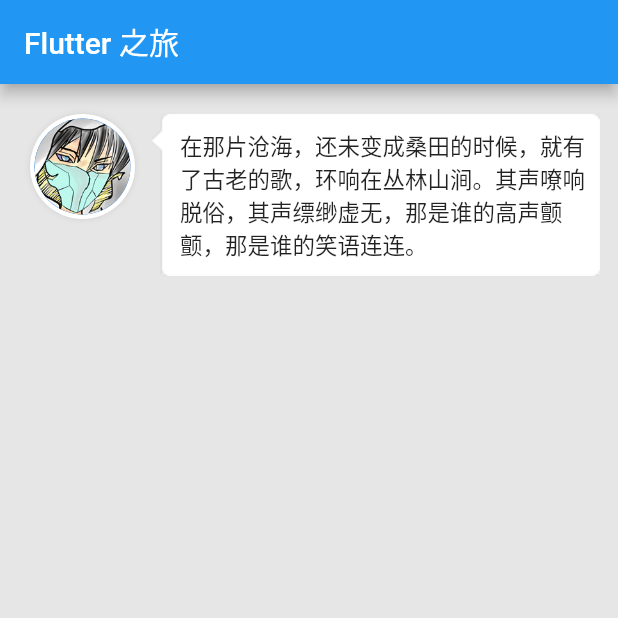
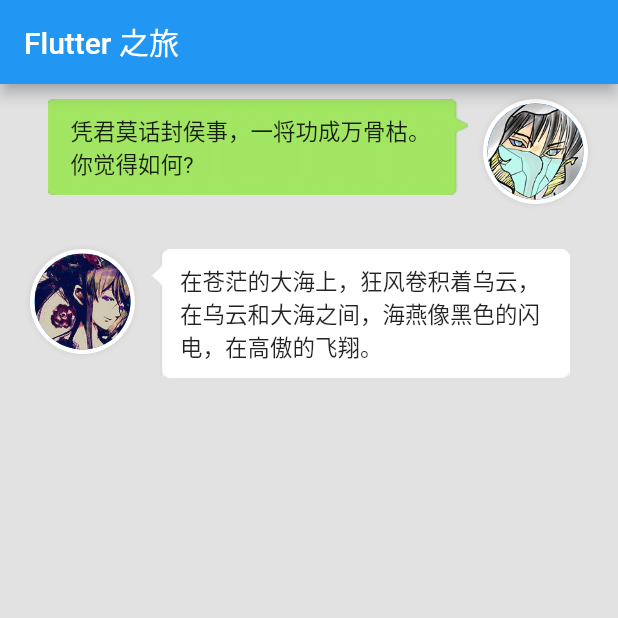
Before and after one commit to toly-flutter/flutter_widget_unit, a Flutter app: the screen it shows after launch, on a phone screen of 412 x 824 dp, the top half of it. Run offline on Flutter 3.47's test engine with Material 2 defaults, Android fonts, the phone set to English and light mode, and no system bars.

Commit message:
架构搭建

```diff
--- a/lib/angry/chart_widget.dart
+++ b/lib/angry/chart_widget.dart
@@ -1,5 +1,5 @@
 import 'package:flutter/material.dart';
-import 'package:flutter_widget_unit/toly_widget/circle_head.dart';
+import 'package:flutter_widget_unit/toly_widget/circle_image.dart';
 
 enum ChartType { right, left }
 
@@ -72,7 +72,7 @@ class ChartWidget extends StatelessWidget {
               left: 10,
               right: 10,
             ),
-            child: CircleHead(
+            child: CircleImage(
               image: chartItem.headIcon,
             ),
           )
@@ -89,7 +89,7 @@ class ChartWidget extends StatelessWidget {
         right: 10,
         left: 20,
       ),
-      child: CircleHead(
+      child: CircleImage(
         image: chartItem.headIcon,
       ),
     );
--- a/lib/main.dart
+++ b/lib/main.dart
@@ -12,6 +12,6 @@ void main() => runApp(MaterialApp(
         appBar: AppBar(
           title: Text("Flutter 之旅"),
         ),
-        body:  show
+        body:  Container(color: Colors.grey.withAlpha(66),child: show,)
     )
 ));
--- a/lib/toly_widget/chart_widget.dart
+++ b/lib/toly_widget/chart_widget.dart
@@ -1,20 +1,6 @@
 import 'package:flutter/material.dart';
 import 'package:flutter_widget_unit/toly_widget/circle_image.dart';
 
-enum ChartType { right, left }
-
-class ChatItem {
-  ImageProvider headIcon;
-  double maxWith;
-  ChartType type;
-  String text;
-
-  ChatItem(
-      {this.headIcon,
-      this.text,
-      this.maxWith = 300,
-      this.type = ChartType.right});
-}
 
 class NinePointBox extends StatelessWidget {
   final ImageProvider image;
@@ -28,7 +14,7 @@ class NinePointBox extends StatelessWidget {
       @required this.image,
       this.child,
       @required this.sliceRect,
-      this.maxWith = 300,
+      this.maxWith = 280,
       this.padding})
       : super(key: key);
 
@@ -48,6 +34,21 @@ class NinePointBox extends StatelessWidget {
   }
 }
 
+enum ChartType { right, left }//组件的类型
+
+class ChatItem {//组件信息描述类
+  ImageProvider headIcon;//头像
+  double maxWith;//最大宽
+  ChartType type;//组件的类型
+  String text;//文字信息
+
+  ChatItem(
+      {this.headIcon,
+        this.text,
+        this.maxWith = 300,
+        this.type = ChartType.right});
+}
+
 class ChatWidget extends StatelessWidget {
   final ChatItem chartItem;
 
@@ -55,11 +56,11 @@ class ChatWidget extends StatelessWidget {
 
   @override
   Widget build(BuildContext context) {
-    switch (chartItem.type) {
+    switch (chartItem.type) {//根据类型返回不同的组件
       case ChartType.right:
-        return _buildRight();
+        return _buildRight();//创建头像在右侧的组件
         break;
-      case ChartType.left:
+      case ChartType.left://创建头像在左侧的组件
         return _buildLeft();
         break;
     }
@@ -67,23 +68,15 @@ class ChatWidget extends StatelessWidget {
 
   Widget _buildRight() {
     var head = Padding(
-      padding: EdgeInsets.only(
-        left: 10,
-        right: 20,
-      ),
-      child: CircleImage(
-        image: chartItem.headIcon,
-      ),
+      padding: EdgeInsets.only(left: 10, right: 20,),
+      child: CircleImage(image: chartItem.headIcon,),
     );
 
     var box = NinePointBox(
       sliceRect: Rect.fromLTRB(18, 24, 65, 25),
       padding: EdgeInsets.fromLTRB(15, 10, 20, 10.0),
-      image: AssetImage(
-        'images/right_chat.png',
-      ),
-      child: Text(
-        chartItem.text,
+      image: AssetImage('images/right_chat.png',),
+      child: Text(chartItem.text,
         style: TextStyle(fontSize: 15.0),
       ),
     );
@@ -100,23 +93,15 @@ class ChatWidget extends StatelessWidget {
 
   Widget _buildLeft() {
     var head = Padding(
-      padding: EdgeInsets.only(
-        right: 10,
-        left: 20,
-      ),
-      child: CircleImage(
-        image: chartItem.headIcon,
-      ),
+      padding: EdgeInsets.only(right: 10, left: 20,),
+      child: CircleImage(image: chartItem.headIcon,),
     );
 
     var box = NinePointBox(
       sliceRect: Rect.fromLTRB(28, 26, 59, 27),
       padding: EdgeInsets.fromLTRB(20, 10, 10, 10.0),
-      image: AssetImage(
-        'images/left_chat.png',
-      ),
-      child: Text(
-        chartItem.text,
+      image: AssetImage('images/left_chat.png',),
+      child: Text(chartItem.text,
         style: TextStyle(fontSize: 15.0),
       ),
     );
@@ -127,25 +112,27 @@ class ChatWidget extends StatelessWidget {
       child: Row(
         mainAxisAlignment: MainAxisAlignment.start,
         crossAxisAlignment: CrossAxisAlignment.start,
-        children: <Widget>[
-          head,
-          box,
-        ],
+        children: <Widget>[head, box,],
       ),
     );
   }
 }
 
-var text = "在那片沧海，还未变成桑田的时候，就有了古老的歌，环响在丛林山涧。其声嘹响脱俗，其声缥缈虚无，那是谁的高声颤颤，那是谁的笑语连连。";
-var chart = ChatWidget(
+////----------测试 ---------------
+var right = ChatWidget(
   chartItem: ChatItem(
       headIcon: AssetImage("images/icon_head.png"),
-      text: text,
-      type: ChartType.left),
+      type: ChartType.right,
+      text: "凭君莫话封侯事，一将功成万骨枯。你觉得如何?"),
 );
 
-var show = Container(
-  child: chart,
-  color: Colors.grey.withAlpha(55),
-  height: 800,
+var left = ChatWidget(
+  chartItem: ChatItem(
+      headIcon: AssetImage("images/wy_200x300.jpg"),
+      type: ChartType.left,
+      text: "在苍茫的大海上，狂风卷积着乌云，在乌云和大海之间，海燕像黑色的闪电，在高傲的飞翔。"),
 );
+
+var show = Column(
+  children: <Widget>[right, left],
+);
```
Also changed, not shown: lib/stateless_widget/list_view.dart (+11 -33 lines), lib/toly_widget/circle_head.dart (deleted, +0 -37 lines).
